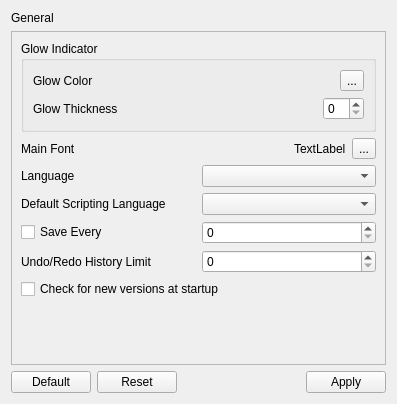
The window that alphaplot/src/ui/GeneralApplicationSettings.ui (narunlifescience/AlphaPlot) describes before a commit, drawn with Qt 5.
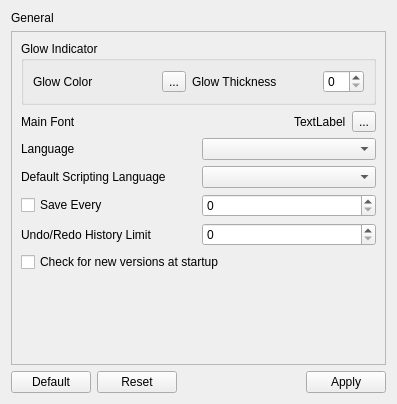
The same window after the commit. Custom widgets are drawn as their Qt base class.

Diff of the .ui file:
```diff
--- a/alphaplot/src/ui/GeneralApplicationSettings.ui
+++ b/alphaplot/src/ui/GeneralApplicationSettings.ui
@@ -34,7 +34,9 @@
          <property name="title">
           <string>Glow Indicator</string>
          </property>
-         <layout class="QVBoxLayout" name="verticalLayout_4">
+         <layout class="QVBoxLayout" name="verticalLayout_2">
+          <item>
+           <layout class="QHBoxLayout" name="horizontalLayout_9">
           <item>
            <layout class="QHBoxLayout" name="horizontalLayout_7">
             <property name="spacing">
@@ -100,6 +102,8 @@
             </item>
             <item>
              <widget class="QSpinBox" name="glowThicknessSpinBox"/>
+              </item>
+             </layout>
             </item>
            </layout>
           </item>
```
Lines whose indentation alone changed are shown as unchanged.
